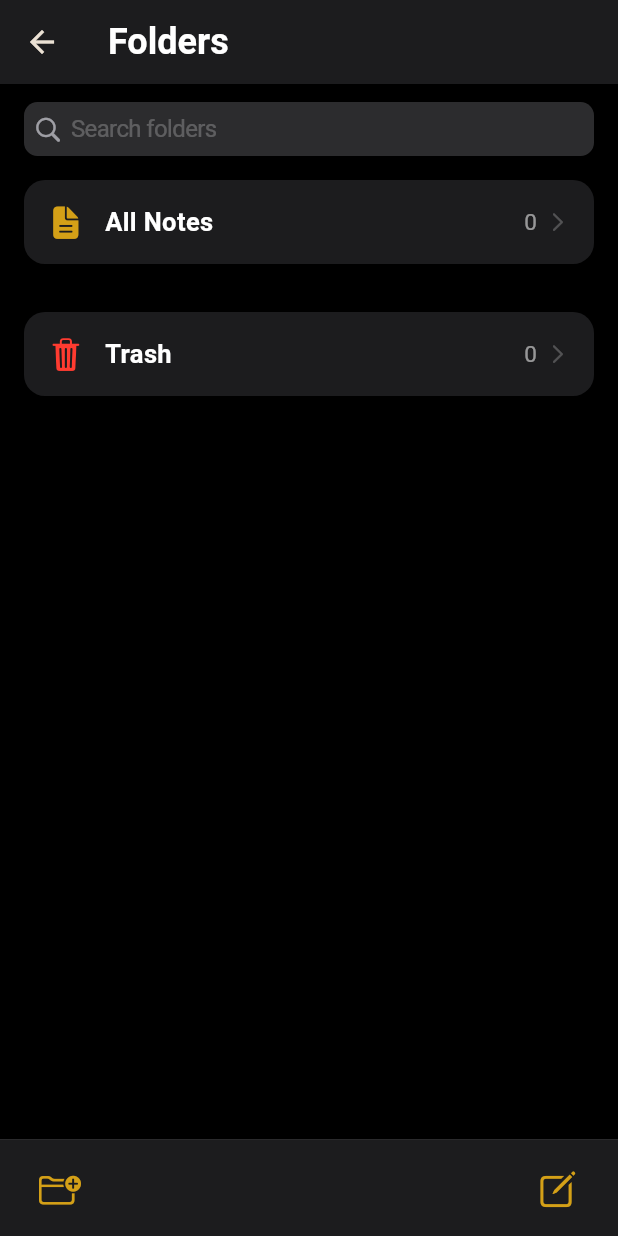
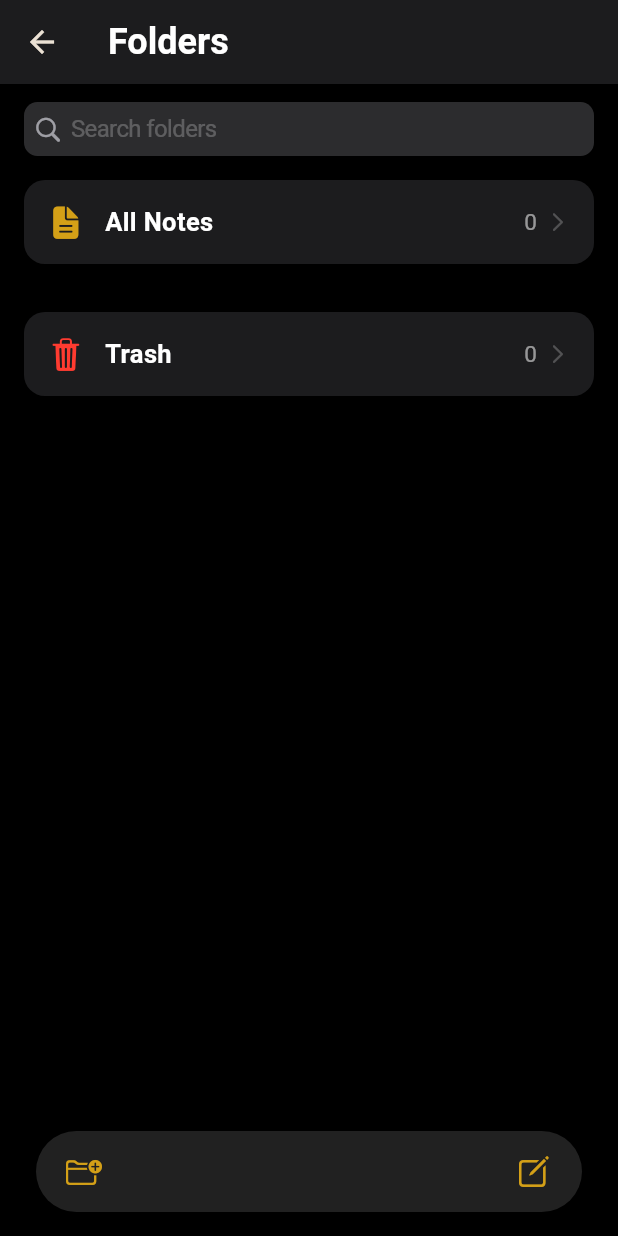
Before and after one commit to Adelodunpeter25/notes, a Flutter app: the FoldersView screen opened directly with empty values, on a phone screen of 412 x 824 dp. Run offline on Flutter 3.47's test engine with Material 3 defaults, Android fonts, the phone set to English and light mode, and no system bars; our stand-ins replace dio, drift, shared_preferences; missing offline and left inert: appflowy_editor; accounts and stored records are empty; generated files the repository leaves out were written again; Roboto replaces fonts that are missing (SF Pro Text).

Commit message:
Update Empty button style, add floating folders dock, and add unified folder icon

```diff
--- a/lib/widgets/folders_view.dart
+++ b/lib/widgets/folders_view.dart
@@ -129,13 +129,15 @@ class _FoldersViewState extends State<FoldersView> {
                     ),
                   ],
 
-                  // Custom folders (without any folder icon)
+                  // Custom folders (with unified CupertinoIcons.folder)
                   ...List.generate(filteredFolders.length, (index) {
                     final fc = filteredFolders[index];
                     final originalIndex = widget.folders.indexOf(fc);
                     return Padding(
                       padding: const EdgeInsets.only(bottom: 8.0),
                       child: _FolderCard(
+                        icon: CupertinoIcons.folder, // Central folder icon for all custom folders
+                        iconColor: AppColors.accent,
                         title: fc.folder.name,
                         count: fc.noteCount,
                         onTap: () => widget.onFolderSelected(originalIndex + 1),
@@ -164,17 +166,28 @@ class _FoldersViewState extends State<FoldersView> {
               ),
             ),
 
-            // Bottom bar: New Folder (left), New Note (right)
-            Container(
-              padding: const EdgeInsets.symmetric(horizontal: 16.0, vertical: 8.0),
+            // Floating dark card dock bottom bar with reduced height
+            Padding(
+              padding: const EdgeInsets.fromLTRB(24.0, 0.0, 24.0, 16.0),
+              child: Container(
+                height: 54, // Reduced height
                 decoration: BoxDecoration(
-                color: AppSurfaces.surface(context),
-                border: Border(top: BorderSide(color: AppSurfaces.divider(context), width: 0.5)),
+                  color: Colors.grey[900], // Dark distinct surface color for dock
+                  borderRadius: BorderRadius.circular(27), // Capsule pill
+                  boxShadow: [
+                    BoxShadow(
+                      color: Colors.black.withOpacity(0.3),
+                      blurRadius: 10,
+                      offset: const Offset(0, 4),
+                    ),
+                  ],
                 ),
                 child: Row(
                   mainAxisAlignment: MainAxisAlignment.spaceBetween,
                   children: [
-                  IconButton(
+                    Padding(
+                      padding: const EdgeInsets.only(left: 8.0),
+                      child: IconButton(
                         onPressed: () async {
                           final folderName = await DialogUtils.showTextInputDialog(
                             context: context,
@@ -189,15 +202,28 @@ class _FoldersViewState extends State<FoldersView> {
                             );
                           }
                         },
-                    icon: const Icon(CupertinoIcons.folder_badge_plus, color: AppColors.accent, size: 28),
+                        icon: const Icon(
+                          CupertinoIcons.folder_badge_plus,
+                          color: AppColors.accent,
+                          size: 24, // Sized perfectly for reduced height
+                        ),
                         tooltip: 'New Folder',
                       ),
-                  IconButton(
+                    ),
+                    Padding(
+                      padding: const EdgeInsets.only(right: 8.0),
+                      child: IconButton(
                         onPressed: widget.onNewNote,
-                    icon: const Icon(CupertinoIcons.square_pencil, color: AppColors.accent, size: 28),
+                        icon: const Icon(
+                          CupertinoIcons.square_pencil,
+                          color: AppColors.accent,
+                          size: 24, // Sized perfectly for reduced height
+                        ),
                         tooltip: 'New Note',
                       ),
+                    ),
                   ],
+                ),
               ),
             ),
           ],
--- a/lib/widgets/note_list.dart
+++ b/lib/widgets/note_list.dart
@@ -183,8 +183,7 @@ class _NoteListState extends State<NoteList> {
         centerTitle: true,
         actions: [
           if (isTrashView)
-            IconButton(
-              icon: const Icon(CupertinoIcons.trash_slash, color: AppColors.destructive),
+            TextButton(
               onPressed: () async {
                 final confirmed = await DialogUtils.showConfirmation(
                   context: context,
@@ -197,7 +196,14 @@ class _NoteListState extends State<NoteList> {
                   await services.noteService.emptyTrash(_currentUser!.id);
                 }
               },
-              tooltip: 'Empty Trash',
+              child: const Text(
+                'Empty',
+                style: TextStyle(
+                  color: AppColors.destructive,
+                  fontWeight: FontWeight.bold,
+                  fontSize: 16,
+                ),
+              ),
             )
           else
             IconButton(
```
Lines whose indentation alone changed are shown as unchanged.
